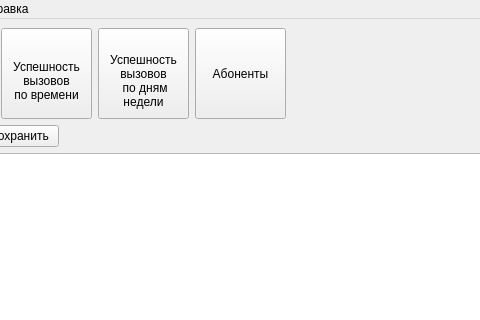
This is mainwindow.ui in Genrikh302/MTA as Qt 5 draws it before an edit; both pictures show x 202 to 682 and y 0 to 320 of the 800 by 600 pixel window. The edited form follows.
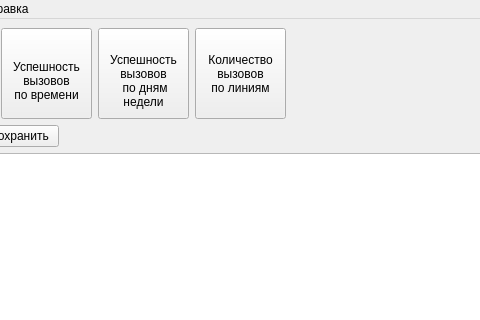
This is the edited form.

What changed in the file:
```diff
--- a/mainwindow.ui
+++ b/mainwindow.ui
@@ -195,7 +195,9 @@
          <bool>false</bool>
         </property>
         <property name="text">
-         <string>Абоненты</string>
+         <string>Количество
+вызовов
+по линиям</string>
         </property>
         <property name="flat">
          <bool>false</bool>
```
Left out of the diff: 2 changed lines with no effect on the pictures.
